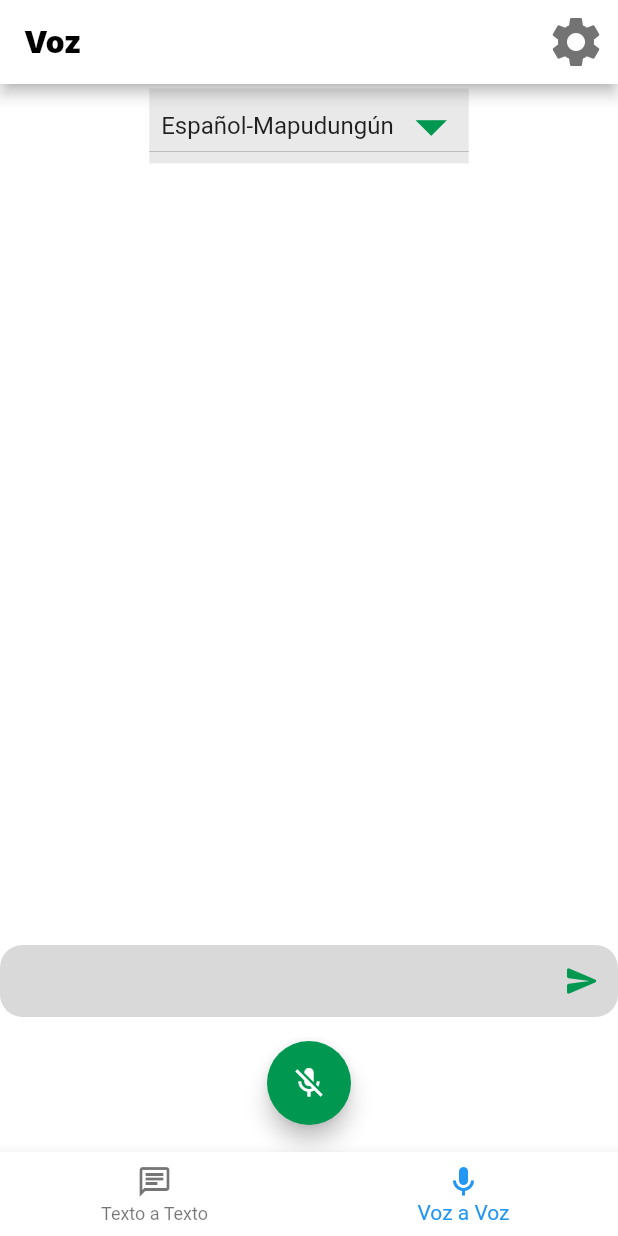
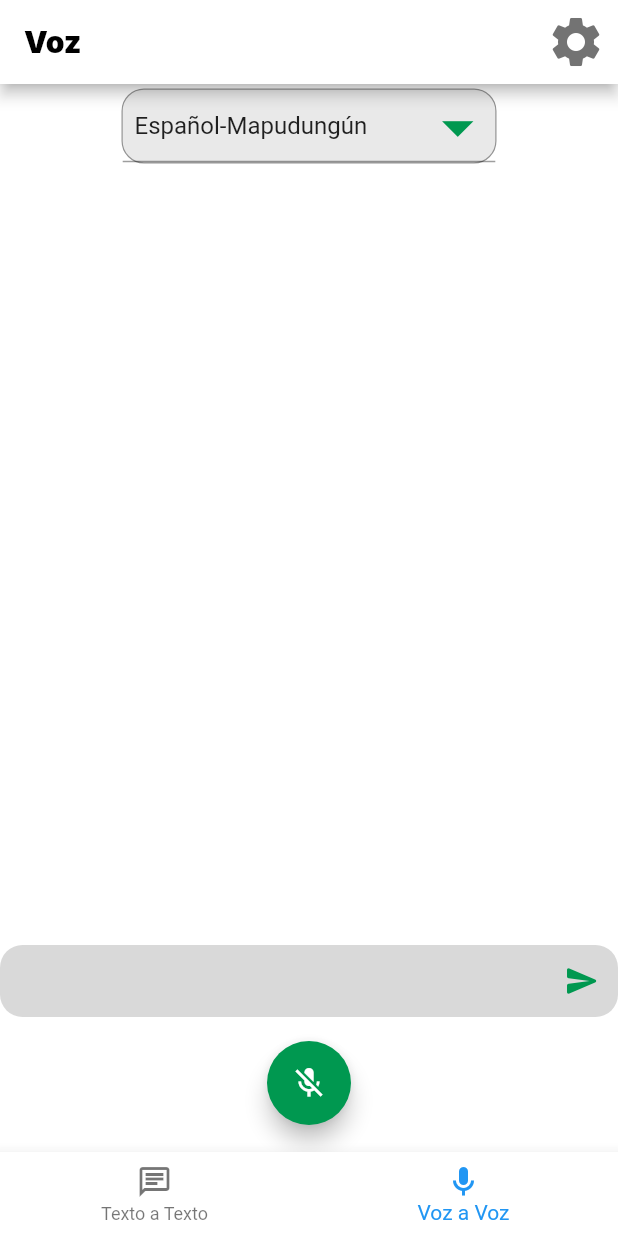
Before and after one commit to valentinalarcon/Traductor-MapIng, a Flutter app: the screen it shows after launch, item 2 of the bottom bar chosen, on a phone screen of 412 x 824 dp. Run offline on Flutter 3.47's test engine with Material 2 defaults, Android fonts, the phone set to English and light mode, and no system bars; drawn by our look-alikes of avatar_glow; our stand-ins replace bubble, flutter_tts, hive, hive_flutter, speech_to_text; missing offline and left inert: dart:html; accounts and stored records are empty; Roboto replaces fonts that are missing (Inter).

Commit message:
se añade un poco de estilo a selección de idioma

```diff
--- a/frontend/lib/pages/text_translate.dart
+++ b/frontend/lib/pages/text_translate.dart
@@ -26,8 +26,18 @@ class _TextTranslateState extends State<TextTranslate> {
             elevation: 0,
             title: Center(
                 child: Container(
-              color: const Color.fromARGB(255, 147, 147, 147).withOpacity(0.2),
-              child: DropdownButton(
+              decoration: BoxDecoration(
+                color:
+                    const Color.fromARGB(255, 147, 147, 147).withOpacity(0.2),
+                borderRadius: BorderRadius.circular(15),
+                border: Border.all(
+                    color: const Color.fromARGB(255, 147, 147, 147),
+                    style: BorderStyle.solid,
+                    width: 0.80),
+              ),
+              height: 50,
+              width: 250,
+              child: DropdownButtonFormField(
                 items: <String>['  Español-Mapudungún', '  Inglés-Español']
                     .map<DropdownMenuItem<String>>((String value) {
                   return DropdownMenuItem<String>(
--- a/frontend/lib/pages/voice_translate.dart
+++ b/frontend/lib/pages/voice_translate.dart
@@ -64,8 +64,18 @@ class _VoiceTranslateState extends State<VoiceTranslate> {
             elevation: 0,
             title: Center(
                 child: Container(
-              color: const Color.fromARGB(255, 147, 147, 147).withOpacity(0.2),
-              child: DropdownButton(
+              decoration: BoxDecoration(
+                color:
+                    const Color.fromARGB(255, 147, 147, 147).withOpacity(0.2),
+                borderRadius: BorderRadius.circular(15),
+                border: Border.all(
+                    color: const Color.fromARGB(255, 147, 147, 147),
+                    style: BorderStyle.solid,
+                    width: 0.80),
+              ),
+              height: 50,
+              width: 250,
+              child: DropdownButtonFormField(
                 items: <String>['  Español-Mapudungún', '  Inglés-Español']
                     .map<DropdownMenuItem<String>>((String value) {
                   return DropdownMenuItem<String>(
```
